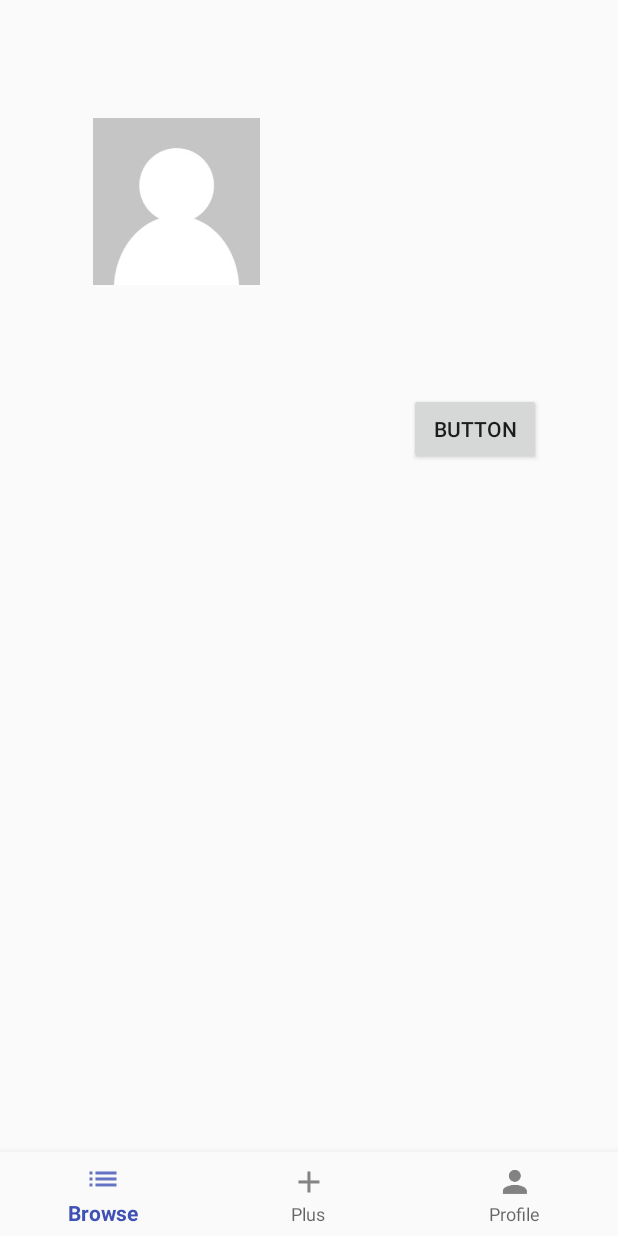
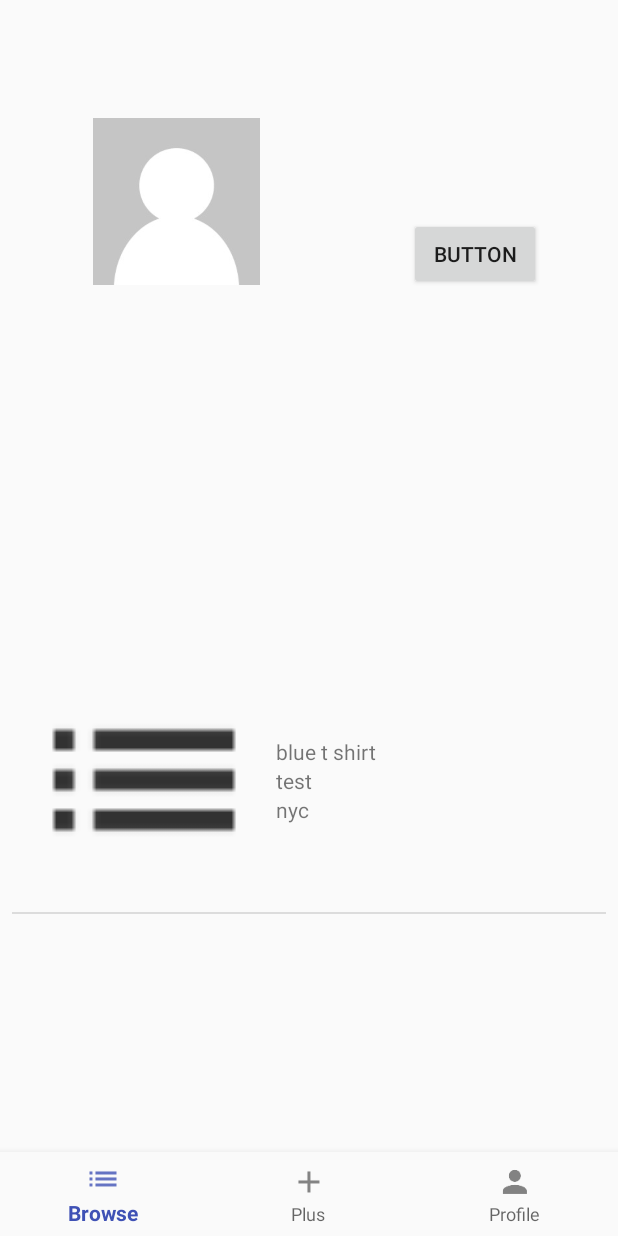
Before and after one commit to Abhishek1098/Bestow, an Android app: the fragment ProfileFragment placed in its activity, on a phone screen of 412 x 824 dp. Run offline under Robolectric (Android 15) with nearby library versions, the phone set to English and light mode, and no system bars; our stand-ins replace Firebase (no records; nobody signed in at launch, a user with empty details on screens opened directly).

Commit message:
ListView added to ProfileFragment

```diff
--- a/app/src/main/java/com/bestow/hackmhs/bestow/ProfileFragment.java
+++ b/app/src/main/java/com/bestow/hackmhs/bestow/ProfileFragment.java
@@ -3,6 +3,7 @@ package com.bestow.hackmhs.bestow;
 import android.app.Fragment;
 import android.content.Intent;
 import android.graphics.Bitmap;
+import android.graphics.BitmapFactory;
 import android.os.Bundle;
 import android.provider.MediaStore;
 import android.support.annotation.Nullable;
@@ -12,17 +13,21 @@ import android.view.View;
 import android.view.ViewGroup;
 import android.widget.Button;
 import android.widget.ImageView;
+import android.widget.ListView;
 import android.widget.TextView;
 
 import com.google.firebase.auth.FirebaseAuth;
 import com.google.firebase.auth.FirebaseUser;
 
 import java.io.IOException;
+import java.util.ArrayList;
 
 public class ProfileFragment extends Fragment {
 
     private ImageView imageViewProfilePicture;
     private TextView textViewName;
+    private ListView listView;
+    private ArrayList<Item> items;
     private FirebaseAuth firebaseAuth;
 
     @Nullable
@@ -32,6 +37,7 @@ public class ProfileFragment extends Fragment {
 
         imageViewProfilePicture = view.findViewById(R.id.ProfileFragment_ImageView_ProfilePic);
         textViewName = view.findViewById(R.id.ProfileFragment_TextView_Name);
+        listView = view.findViewById(R.id.ProfileFragment_ListView_ItemList);
 
         (view.findViewById(R.id.ProfileFragment_Button_EditProfile)).setOnClickListener(new View.OnClickListener() {
             @Override
@@ -41,6 +47,12 @@ public class ProfileFragment extends Fragment {
         });
 
         setView();
+
+        Bitmap tester = BitmapFactory.decodeResource(getResources(),R.drawable.ic_browse);
+        items = new ArrayList<>();
+            items.add(new Item("test","blue t shirt", "nyc", tester));
+        ItemAdapter adapter  = new ItemAdapter(getActivity(),R.layout.item_layout,items);
+        listView.setAdapter(adapter);
 
         return view;
     }
--- a/app/src/main/res/layout/fragment_profile.xml
+++ b/app/src/main/res/layout/fragment_profile.xml
@@ -4,24 +4,6 @@
     xmlns:tools="http://schemas.android.com/tools"
     android:layout_width="match_parent"
     android:layout_height="match_parent">
-
-    <Button
-        android:id="@+id/ProfileFragment_Button_EditProfile"
-        android:layout_width="wrap_content"
-        android:layout_height="wrap_content"
-        android:layout_marginBottom="8dp"
-        android:layout_marginEnd="8dp"
-        android:layout_marginLeft="8dp"
-        android:layout_marginRight="8dp"
-        android:layout_marginStart="8dp"
-        android:layout_marginTop="8dp"
-        android:text="Button"
-        app:layout_constraintBottom_toBottomOf="parent"
-        app:layout_constraintEnd_toEndOf="parent"
-        app:layout_constraintHorizontal_bias="0.86"
-        app:layout_constraintStart_toStartOf="parent"
-        app:layout_constraintTop_toTopOf="parent"
-        app:layout_constraintVertical_bias="0.361" />
 
     <ImageView
         android:id="@+id/ProfileFragment_ImageView_ProfilePic"
@@ -47,8 +29,6 @@
         android:layout_height="wrap_content"
         android:layout_marginBottom="8dp"
         android:layout_marginEnd="8dp"
-        android:layout_marginLeft="8dp"
-        android:layout_marginRight="8dp"
         android:layout_marginStart="8dp"
         android:layout_marginTop="8dp"
         android:text="TextView"
@@ -57,5 +37,36 @@
         app:layout_constraintHorizontal_bias="0.819"
         app:layout_constraintStart_toStartOf="parent"
         app:layout_constraintTop_toTopOf="parent"
-        app:layout_constraintVertical_bias="0.152" />
+        app:layout_constraintVertical_bias="0.14999998" />
+
+    <ListView
+        android:id="@+id/ProfileFragment_ListView_ItemList"
+        android:layout_width="0dp"
+        android:layout_height="320dp"
+        android:layout_marginBottom="16dp"
+        android:layout_marginEnd="8dp"
+        android:layout_marginStart="8dp"
+        android:layout_marginTop="8dp"
+        app:layout_constraintBottom_toBottomOf="parent"
+        app:layout_constraintEnd_toEndOf="parent"
+        app:layout_constraintHorizontal_bias="0.0"
+        app:layout_constraintStart_toStartOf="parent"
+        app:layout_constraintTop_toTopOf="parent"
+        app:layout_constraintVertical_bias="1.0" />
+
+    <Button
+        android:id="@+id/ProfileFragment_Button_EditProfile"
+        android:layout_width="wrap_content"
+        android:layout_height="wrap_content"
+        android:layout_marginBottom="8dp"
+        android:layout_marginEnd="8dp"
+        android:layout_marginStart="8dp"
+        android:layout_marginTop="8dp"
+        android:text="Button"
+        app:layout_constraintBottom_toBottomOf="parent"
+        app:layout_constraintEnd_toEndOf="parent"
+        app:layout_constraintHorizontal_bias="0.86"
+        app:layout_constraintStart_toStartOf="parent"
+        app:layout_constraintTop_toBottomOf="@+id/ProfileFragment_TextView_Name"
+        app:layout_constraintVertical_bias="0.0" />
 </android.support.constraint.ConstraintLayout>
```
